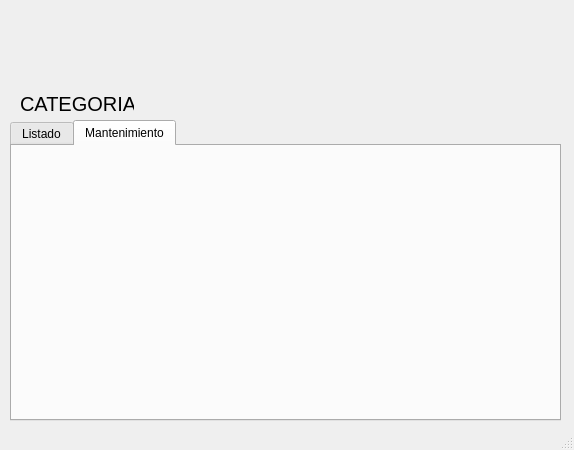
Before: the Qt Designer form Sistema de ventas/ui/FrmCategoria.ui in CodeDrTech/DevelopPython, drawn with Qt 5.
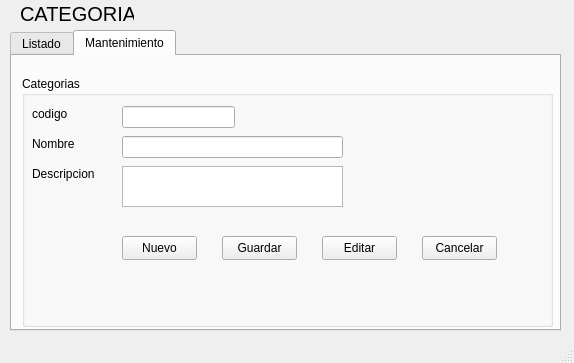
After: the same form once the commit is applied. The open tabs and pages were chosen to show the change.

Patch:
```diff
--- a/Sistema de ventas/ui/FrmCategoria.ui
+++ b/Sistema de ventas/ui/FrmCategoria.ui
@@ -10,7 +10,7 @@
     <x>0</x>
     <y>0</y>
     <width>574</width>
-    <height>450</height>
+    <height>363</height>
    </rect>
   </property>
   <property name="windowTitle">
@@ -21,7 +21,7 @@
     <property name="geometry">
      <rect>
       <x>20</x>
-      <y>90</y>
+      <y>0</y>
       <width>114</width>
       <height>27</height>
      </rect>
@@ -39,7 +39,7 @@
     <property name="geometry">
      <rect>
       <x>10</x>
-      <y>120</y>
+      <y>30</y>
       <width>551</width>
       <height>301</height>
      </rect>
@@ -146,6 +146,140 @@
      <attribute name="title">
       <string>Mantenimiento</string>
      </attribute>
+     <widget class="QGroupBox" name="groupBox">
+      <property name="geometry">
+       <rect>
+        <x>10</x>
+        <y>20</y>
+        <width>531</width>
+        <height>251</height>
+       </rect>
+      </property>
+      <property name="title">
+       <string>Categorias</string>
+      </property>
+      <widget class="QLabel" name="label_3">
+       <property name="geometry">
+        <rect>
+         <x>10</x>
+         <y>30</y>
+         <width>37</width>
+         <height>16</height>
+        </rect>
+       </property>
+       <property name="text">
+        <string>codigo</string>
+       </property>
+      </widget>
+      <widget class="QLabel" name="label_4">
+       <property name="geometry">
+        <rect>
+         <x>10</x>
+         <y>60</y>
+         <width>44</width>
+         <height>16</height>
+        </rect>
+       </property>
+       <property name="text">
+        <string>Nombre</string>
+       </property>
+      </widget>
+      <widget class="QLabel" name="label_5">
+       <property name="geometry">
+        <rect>
+         <x>10</x>
+         <y>90</y>
+         <width>62</width>
+         <height>16</height>
+        </rect>
+       </property>
+       <property name="text">
+        <string>Descripcion</string>
+       </property>
+      </widget>
+      <widget class="QPushButton" name="btnNuevo">
+       <property name="geometry">
+        <rect>
+         <x>100</x>
+         <y>160</y>
+         <width>75</width>
+         <height>24</height>
+        </rect>
+       </property>
+       <property name="text">
+        <string>Nuevo</string>
+       </property>
+      </widget>
+      <widget class="QPushButton" name="btnEditar">
+       <property name="geometry">
+        <rect>
+         <x>300</x>
+         <y>160</y>
+         <width>75</width>
+         <height>24</height>
+        </rect>
+       </property>
+       <property name="text">
+        <string>Editar</string>
+       </property>
+      </widget>
+      <widget class="QPushButton" name="btnGuardar">
+       <property name="geometry">
+        <rect>
+         <x>200</x>
+         <y>160</y>
+         <width>75</width>
+         <height>24</height>
+        </rect>
+       </property>
+       <property name="text">
+        <string>Guardar</string>
+       </property>
+      </widget>
+      <widget class="QPushButton" name="btnCancelar">
+       <property name="geometry">
+        <rect>
+         <x>400</x>
+         <y>160</y>
+         <width>75</width>
+         <height>24</height>
+        </rect>
+       </property>
+       <property name="text">
+        <string>Cancelar</string>
+       </property>
+      </widget>
+      <widget class="QLineEdit" name="txtCodigo">
+       <property name="geometry">
+        <rect>
+         <x>100</x>
+         <y>30</y>
+         <width>113</width>
+         <height>22</height>
+        </rect>
+       </property>
+      </widget>
+      <widget class="QLineEdit" name="txtNombre">
+       <property name="geometry">
+        <rect>
+         <x>100</x>
+         <y>60</y>
+         <width>221</width>
+         <height>22</height>
+        </rect>
+       </property>
+      </widget>
+      <widget class="QTextEdit" name="txtDescripcion">
+       <property name="geometry">
+        <rect>
+         <x>100</x>
+         <y>90</y>
+         <width>221</width>
+         <height>41</height>
+        </rect>
+       </property>
+      </widget>
+     </widget>
     </widget>
    </widget>
   </widget>
```
Left out of the diff: 2 changed lines with no effect on the pictures.
